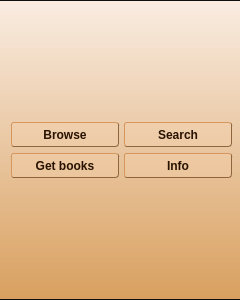
Before: the Qt Designer form android-exp/mobileapp.ui in MosheWagner/Orayta-QT, drawn with Qt 5.
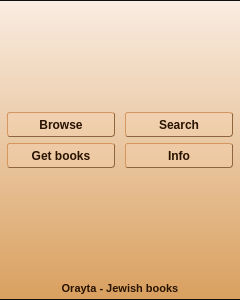
After: the same form once the commit is applied. The open tabs and pages were chosen to show the change. Icons and pictures are not drawn.

```diff
--- a/android-exp/mobileapp.ui
+++ b/android-exp/mobileapp.ui
@@ -489,7 +489,7 @@
         <number>6</number>
        </property>
        <property name="margin">
-        <number>9</number>
+        <number>3</number>
        </property>
        <item>
         <spacer name="verticalSpacer_10">
@@ -499,7 +499,7 @@
          <property name="sizeHint" stdset="0">
           <size>
            <width>20</width>
-           <height>12</height>
+           <height>6</height>
           </size>
          </property>
         </spacer>
@@ -800,11 +800,28 @@
          <property name="sizeHint" stdset="0">
           <size>
            <width>20</width>
-           <height>20</height>
+           <height>10</height>
           </size>
          </property>
         </spacer>
        </item>
+       <item>
+        <widget class="QLabel" name="label_2">
+         <property name="font">
+          <font>
+           <pointsize>8</pointsize>
+           <weight>75</weight>
+           <bold>true</bold>
+          </font>
+         </property>
+         <property name="text">
+          <string>Orayta - Jewish books</string>
+         </property>
+         <property name="alignment">
+          <set>Qt::AlignCenter</set>
+         </property>
+        </widget>
+       </item>
       </layout>
      </widget>
      <widget class="QWidget" name="aboutpage">
```
Left out of the diff: 3 changed lines with no effect on the pictures.
